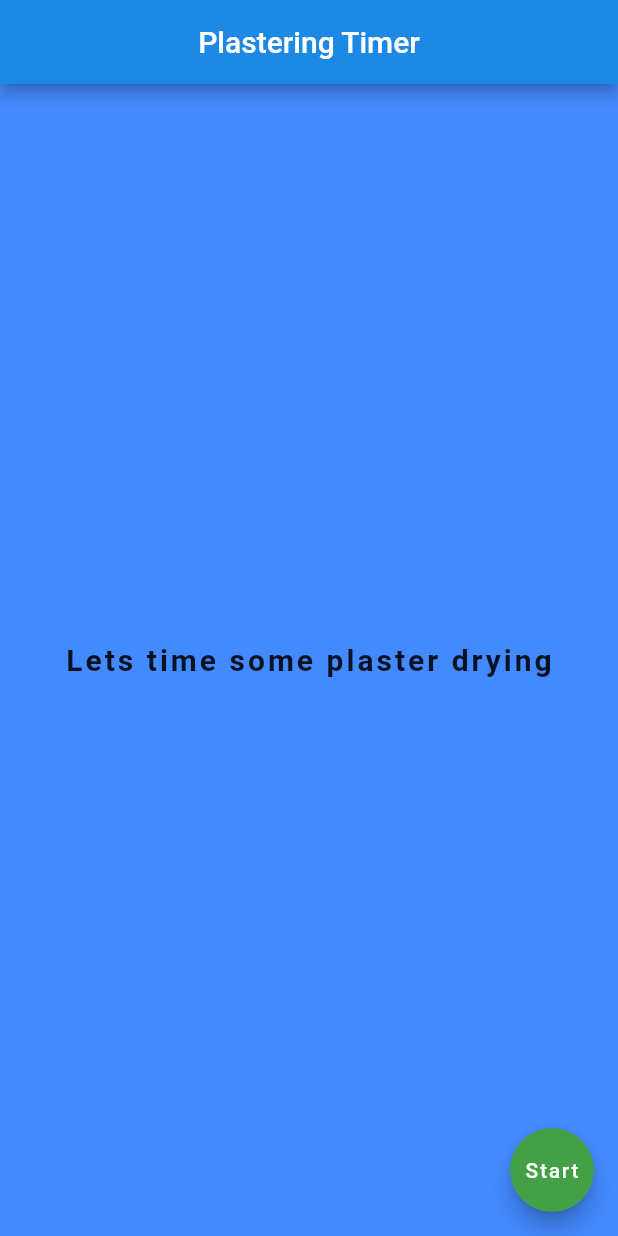
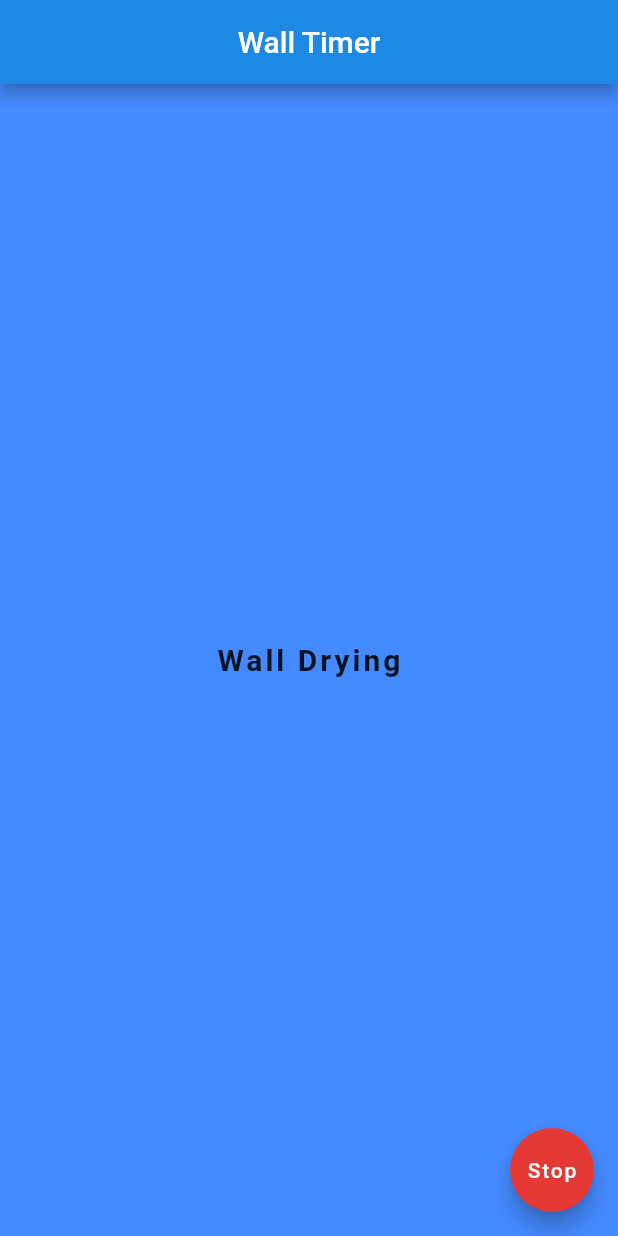
Before and after one commit to bugthing/platering_timer, a Flutter app: the screen it shows after launch, after a tap on "Start", on a phone screen of 412 x 824 dp. Run offline on Flutter 3.47's test engine with Material 2 defaults, Android fonts, the phone set to English and light mode, and no system bars.

Commit message:
Added navigation and wall timer page

```diff
--- a/lib/main.dart
+++ b/lib/main.dart
@@ -1,35 +1,13 @@
 import 'package:flutter/material.dart';
+import 'package:plasteringtimer/pages/home.dart';
+import 'package:plasteringtimer/pages/wall_timer.dart';
 
 void main() => runApp(MaterialApp(
   title: 'Plastering Timer',
   theme: new ThemeData(scaffoldBackgroundColor: Colors.blueAccent),
-  home: Home(),
+  initialRoute: '/',
+  routes: {
+    '/': (context) => Home(),
+    '/wall': (context) => WallTimer(),
+  }
 ));
-
-class Home extends StatelessWidget {
-  @override
-  Widget build(BuildContext context) {
-    return Scaffold(
-      appBar: AppBar(
-          title: Text('Plastering Timer'),
-          centerTitle: true,
-          backgroundColor: Colors.blue[600]
-      ),
-      body: Center(
-        child: Text(
-          'Lets time some plaster drying',
-          style: TextStyle(
-            fontSize: 20.0,
-            fontWeight: FontWeight.bold,
-            letterSpacing: 2.0,
-          )
-        ),
-      ),
-      floatingActionButton: FloatingActionButton(
-        onPressed: () { print('Clicked Start'); },
-        backgroundColor: Colors.green[600],
-        child: Text('Start'),
-      ),
-    );
-  }
-}
--- /dev/null
+++ b/lib/pages/home.dart
@@ -0,0 +1,35 @@
+import 'package:flutter/material.dart';
+import 'package:plasteringtimer/services/wall_time.dart';
+
+class Home extends StatelessWidget {
+  @override
+  Widget build(BuildContext context) {
+    return Scaffold(
+      appBar: AppBar(
+          title: Text('Plastering Timer'),
+          centerTitle: true,
+          backgroundColor: Colors.blue[600]
+      ),
+      body: Center(
+        child: Text(
+          'Lets time some plaster drying',
+          style: TextStyle(
+            fontSize: 20.0,
+            fontWeight: FontWeight.bold,
+            letterSpacing: 2.0,
+          )
+        ),
+      ),
+      floatingActionButton: FloatingActionButton(
+        onPressed: () {
+          WallTime wall = WallTime('Wall Drying');
+          Navigator.pushReplacementNamed(context, '/wall', arguments: {
+            'name': wall.name
+          });
+        },
+        backgroundColor: Colors.green[600],
+        child: Text('Start'),
+      ),
+    );
+  }
+}
--- /dev/null
+++ b/lib/pages/wall_timer.dart
@@ -0,0 +1,40 @@
+import 'package:flutter/material.dart';
+
+class WallTimer extends StatefulWidget {
+  @override
+  _WallTimerState createState() => _WallTimerState();
+}
+
+class _WallTimerState extends State<WallTimer> {
+
+  Map data = {};
+
+  @override
+  Widget build(BuildContext context) {
+    data = data.isNotEmpty ? data : ModalRoute.of(context).settings.arguments;
+    return Scaffold(
+      appBar: AppBar(
+          title: Text('Wall Timer'),
+          centerTitle: true,
+          backgroundColor: Colors.blue[600]
+      ),
+      body: Center(
+        child: Text(
+          data['name'],
+          style: TextStyle(
+            fontSize: 20.0,
+            fontWeight: FontWeight.bold,
+            letterSpacing: 2.0,
+          )
+        ),
+      ),
+      floatingActionButton: FloatingActionButton(
+        onPressed: () {
+          Navigator.pushReplacementNamed(context, '/');
+        },
+        backgroundColor: Colors.red[600],
+        child: Text('Stop'),
+      ),
+    );
+  }
+}
--- /dev/null
+++ b/lib/services/wall_time.dart
@@ -0,0 +1,8 @@
+class WallTime {
+  String name;
+
+  // Constructor, with syntactic sugar for assignment to members.
+  WallTime(this.name) {
+    // Initialization code goes here.
+  }
+}
```
Also changed, not shown: 1 other file.
